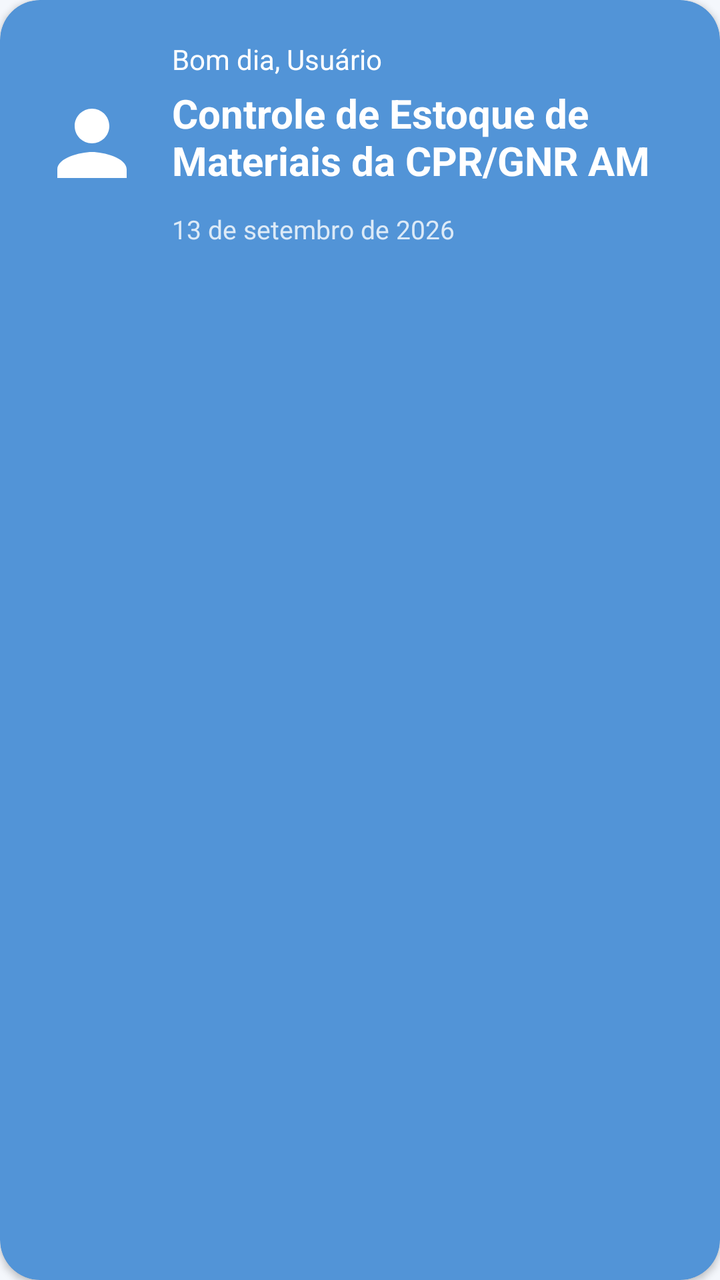
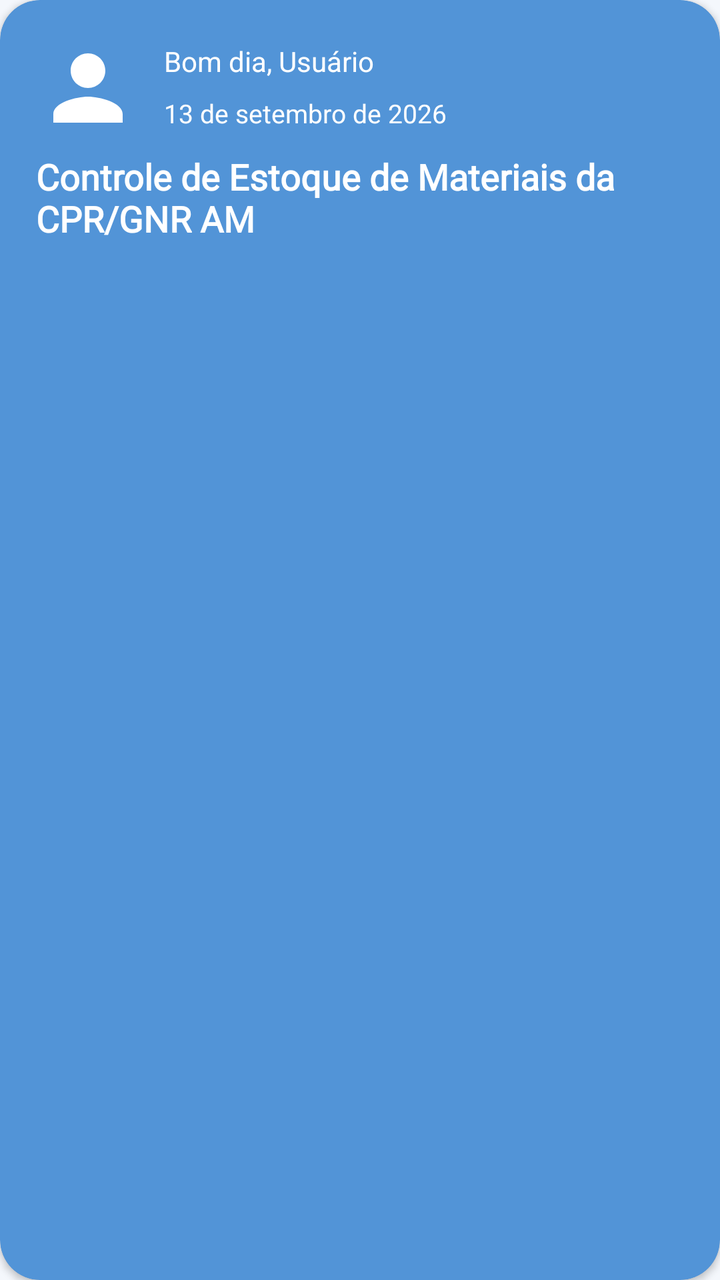

Screens rendered from an Android XML layout before and after an edit, with the pre-edit source and the edit as a unified diff.
<!-- AndroidManifest.xml: application theme Theme.SaneAM -->
<!-- res/layout/card_welcome.xml -->
<?xml version="1.0" encoding="utf-8"?>
<androidx.cardview.widget.CardView xmlns:android="http://schemas.android.com/apk/res/android"
    xmlns:app="http://schemas.android.com/apk/res-auto"
    android:id="@+id/cardWelcome"
    android:layout_width="match_parent"
    android:layout_height="wrap_content"
    android:layout_marginTop="8dp"
    app:cardBackgroundColor="@color/md_theme_light_primaryContainer"
    app:cardCornerRadius="20dp"
    app:cardElevation="2dp">

    <LinearLayout
        android:layout_width="match_parent"
        android:layout_height="wrap_content"
        android:gravity="center_vertical"
        android:orientation="horizontal"
        android:padding="20dp">

        <androidx.appcompat.widget.AppCompatImageView
            android:id="@+id/imagePerfil"
            android:layout_width="52dp"
            android:layout_height="52dp"
            android:contentDescription="@string/foto_perfil"
            android:scaleType="centerCrop"
            app:srcCompat="@drawable/ic_person" />

        <LinearLayout
            android:layout_width="0dp"
            android:layout_height="wrap_content"
            android:layout_marginStart="14dp"
            android:layout_weight="1"
            android:orientation="vertical">

            <TextView
                android:id="@+id/textSaudacao"
                android:layout_width="wrap_content"
                android:layout_height="wrap_content"
                android:text="@string/bom_dia_usuario"
                android:textColor="@color/md_theme_light_onPrimaryContainer"
                android:textSize="14sp" />

            <TextView
                android:layout_width="wrap_content"
                android:layout_height="wrap_content"
                android:layout_marginTop="4dp"
                android:text="@string/controle_estoque"
                android:textColor="@color/md_theme_light_onPrimaryContainer"
                android:textSize="20sp"
                android:textStyle="bold" />

            <TextView
                android:id="@+id/textDataAtual"
                android:layout_width="wrap_content"
                android:layout_height="wrap_content"
                android:layout_marginTop="12dp"
                android:alpha="0.8"
                android:text="@string/data_exemplo"
                android:textColor="@color/md_theme_light_onPrimaryContainer"
                android:textSize="13sp" />
        </LinearLayout>
    </LinearLayout>
</androidx.cardview.widget.CardView>
<!-- resources referenced by this layout -->
<resources>
  <color name="md_theme_light_onPrimaryContainer">#FFFFFF</color>
  <color name="md_theme_light_primaryContainer">#5294D7</color>
  <!-- drawable ic_person (drawable) -->
  <vector xmlns:android="http://schemas.android.com/apk/res/android"
      android:width="24dp"
      android:height="24dp"
      android:viewportWidth="24"
      android:viewportHeight="24">
      <path
          android:fillColor="@android:color/white"
          android:pathData="M12,12c2.21,0 4,-1.79 4,-4s-1.79,-4 -4,-4 -4,1.79 -4,4 1.79,4 4,4zM12,14c-2.67,0 -8,1.34 -8,4v2h16v-2c0,-2.66 -5.33,-4 -8,-4z" />
  </vector>
  <string name="bom_dia_usuario">Bom dia, Usuário</string>
  <string name="controle_estoque">Controle de Estoque de Materiais da CPR/GNR AM</string>
  <string name="data_exemplo">13 de setembro de 2026</string>
  <string name="foto_perfil">Foto de perfil do usuário</string>
  <style name="Theme.SaneAM" parent="Theme.MaterialComponents.DayNight.NoActionBar">
          
          <item name="colorPrimary">@color/md_theme_light_primary</item>
          <item name="colorOnPrimary">@color/md_theme_light_onPrimary</item>
          <item name="colorPrimaryContainer">@color/md_theme_light_primaryContainer</item>
          <item name="colorOnPrimaryContainer">@color/md_theme_light_onPrimaryContainer</item>
  
          
          <item name="android:colorBackground">@color/md_theme_light_background</item>
          <item name="colorOnBackground">@color/md_theme_light_onBackground</item>
          <item name="colorSurface">@color/md_theme_light_surface</item>
          <item name="colorOnSurface">@color/md_theme_light_onSurface</item>
          <item name="colorSurfaceVariant">@color/md_theme_light_surfaceVariant</item>
          <item name="colorOutline">@color/md_theme_light_outline</item>
  
          
          <item name="android:statusBarColor">@color/md_theme_light_background</item>
          <item name="android:windowLightStatusBar">true</item>
          <item name="android:navigationBarColor">@color/md_theme_light_background</item>
          <item name="android:windowLightNavigationBar">true</item>
      </style>
  <color name="md_theme_light_primary">#5B9EE1</color>
  <color name="md_theme_light_onPrimary">#FFFFFF</color>
  <color name="md_theme_light_background">#F4F7FC</color>
  <color name="md_theme_light_onBackground">#0F2851</color>
  <color name="md_theme_light_surface">#FFFFFF</color>
  <color name="md_theme_light_onSurface">#1E293B</color>
  <color name="md_theme_light_surfaceVariant">#F1F5F9</color>
  <color name="md_theme_light_outline">#64748B</color>
</resources>

<!-- the commit's change to res/layout/card_welcome.xml (unified diff, before → after) -->
@@ -9,12 +9,10 @@
     app:cardCornerRadius="20dp"
     app:cardElevation="2dp">
 
-    <LinearLayout
+    <androidx.constraintlayout.widget.ConstraintLayout
         android:layout_width="match_parent"
         android:layout_height="wrap_content"
-        android:gravity="center_vertical"
-        android:orientation="horizontal"
-        android:padding="20dp">
+        android:padding="18dp">
 
         <androidx.appcompat.widget.AppCompatImageView
             android:id="@+id/imagePerfil"
@@ -22,41 +20,49 @@
             android:layout_height="52dp"
             android:contentDescription="@string/foto_perfil"
             android:scaleType="centerCrop"
+            app:layout_constraintStart_toStartOf="parent"
+            app:layout_constraintTop_toBottomOf="@id/textControleEstoque"
+            app:layout_constraintTop_toTopOf="parent"
             app:srcCompat="@drawable/ic_person" />
 
-        <LinearLayout
-            android:layout_width="0dp"
+        <TextView
+            android:id="@+id/textSaudacao"
+            android:layout_width="wrap_content"
             android:layout_height="wrap_content"
-            android:layout_marginStart="14dp"
-            android:layout_weight="1"
-            android:orientation="vertical">
+            android:layout_marginStart="12dp"
+            android:layout_marginTop="3dp"
+            android:text="@string/bom_dia_usuario"
+            android:textColor="@color/md_theme_light_onPrimaryContainer"
+            android:textSize="14sp"
+            app:layout_constraintStart_toEndOf="@id/imagePerfil"
+            app:layout_constraintTop_toTopOf="parent" />
 
-            <TextView
-                android:id="@+id/textSaudacao"
-                android:layout_width="wrap_content"
-                android:layout_height="wrap_content"
-                android:text="@string/bom_dia_usuario"
-                android:textColor="@color/md_theme_light_onPrimaryContainer"
-                android:textSize="14sp" />
+        <TextView
+            android:id="@+id/textDataAtual"
+            android:layout_width="wrap_content"
+            android:layout_height="wrap_content"
+            android:layout_marginStart="12dp"
+            android:layout_marginBottom="3dp"
+            android:text="@string/data_exemplo"
+            android:textColor="@color/md_theme_light_onPrimaryContainer"
+            android:textSize="13sp"
+            app:layout_constraintBottom_toTopOf="@id/textControleEstoque"
+            app:layout_constraintStart_toEndOf="@id/imagePerfil"
+            app:layout_constraintTop_toBottomOf="@id/textSaudacao" />
 
-            <TextView
-                android:layout_width="wrap_content"
-                android:layout_height="wrap_content"
-                android:layout_marginTop="4dp"
-                android:text="@string/controle_estoque"
-                android:textColor="@color/md_theme_light_onPrimaryContainer"
-                android:textSize="20sp"
-                android:textStyle="bold" />
+        <TextView
+            android:id="@+id/textControleEstoque"
+            android:layout_width="wrap_content"
+            android:layout_height="wrap_content"
+            android:layout_marginTop="6dp"
+            android:fontFamily="@font/poppins"
+            android:text="@string/controle_estoque"
+            android:textColor="@color/md_theme_light_onPrimaryContainer"
+            android:textSize="18sp"
+            android:textStyle="bold"
+            app:layout_constraintStart_toStartOf="parent"
+            app:layout_constraintTop_toBottomOf="@id/imagePerfil" />
 
-            <TextView
-                android:id="@+id/textDataAtual"
-                android:layout_width="wrap_content"
-                android:layout_height="wrap_content"
-                android:layout_marginTop="12dp"
-                android:alpha="0.8"
-                android:text="@string/data_exemplo"
-                android:textColor="@color/md_theme_light_onPrimaryContainer"
-                android:textSize="13sp" />
-        </LinearLayout>
-    </LinearLayout>
+    </androidx.constraintlayout.widget.ConstraintLayout>
+
 </androidx.cardview.widget.CardView>
